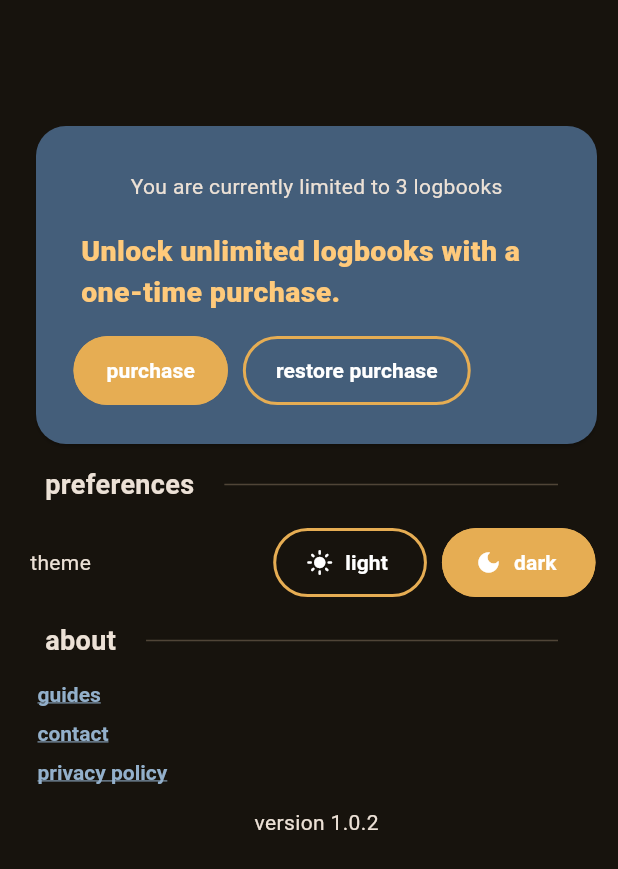
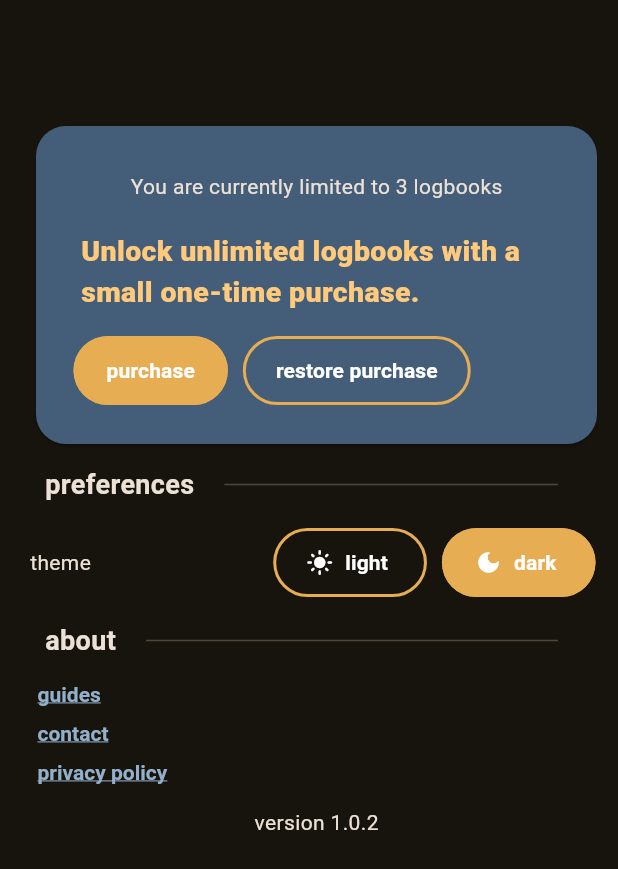
Before and after one commit to javiDev8/logbloc, a Flutter app: the SettingsScreen screen opened directly, on a phone screen of 412 x 824 dp. Shown: the top 869 px of the screen. Run offline on Flutter 3.47's test engine with Material 3 defaults, Android fonts, the phone set to English and light mode, and no system bars; our stand-ins replace fl_chart, flutter_colorpicker, flutter_local_notifications, flutter_localization, flutter_material_design_icons, flutter_timezone and 8 more; missing offline and left inert: record, restart_app, workmanager; accounts and stored records are empty.

Commit message:
version num

```diff
--- a/lib/screens/settings/buy_app_box.dart
+++ b/lib/screens/settings/buy_app_box.dart
@@ -27,7 +27,7 @@ class BuyAppBox extends StatelessWidget {
               if (membershipApi.currentPlan == 'free') ...[
                 Txt('You are currently limited to 3 logbooks'),
                 Txt(
-                  'Unlock unlimited logbooks with a one-time purchase.',
+                  'Unlock unlimited logbooks with a small one-time purchase.',
                   s: 19,
                   w: 8,
                   color: Theme.of(context).colorScheme.primary,
--- a/lib/screens/welcome/welcome_screen.dart
+++ b/lib/screens/welcome/welcome_screen.dart
@@ -79,7 +79,7 @@ class WelcomeScreenState extends State<WelcomeScreen> {
                       children: [
                         Txt(
                           'Explore Logbloc with 3 free logbooks. If you like it,'
-                          ' get unlimited logbooks with a one-time purchase.',
+                          ' get unlimited logbooks with a small one-time purchase.',
                           s: 20,
                           w: 8,
                         ),
--- a/pubspec.yaml
+++ b/pubspec.yaml
@@ -16,7 +16,7 @@ publish_to: 'none' # Remove this line if you wish to publish to pub.dev
 # https://developer.apple.com/library/archive/documentation/General/Reference/InfoPlistKeyReference/Articles/CoreFoundationKeys.html
 # In Windows, build-name is used as the major, minor, and patch parts
 # of the product and file versions while build-number is used as the build suffix.
-version: 1.0.1+28
+version: 1.0.2+29
 
 environment:
   sdk: ^3.8.1
```
